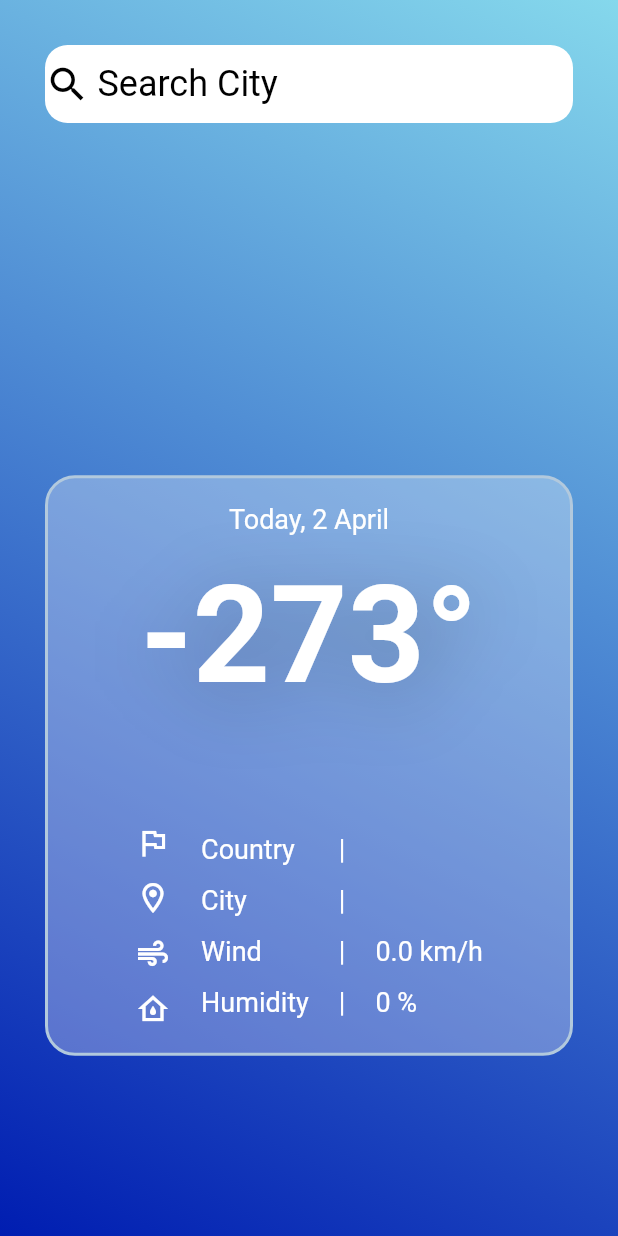
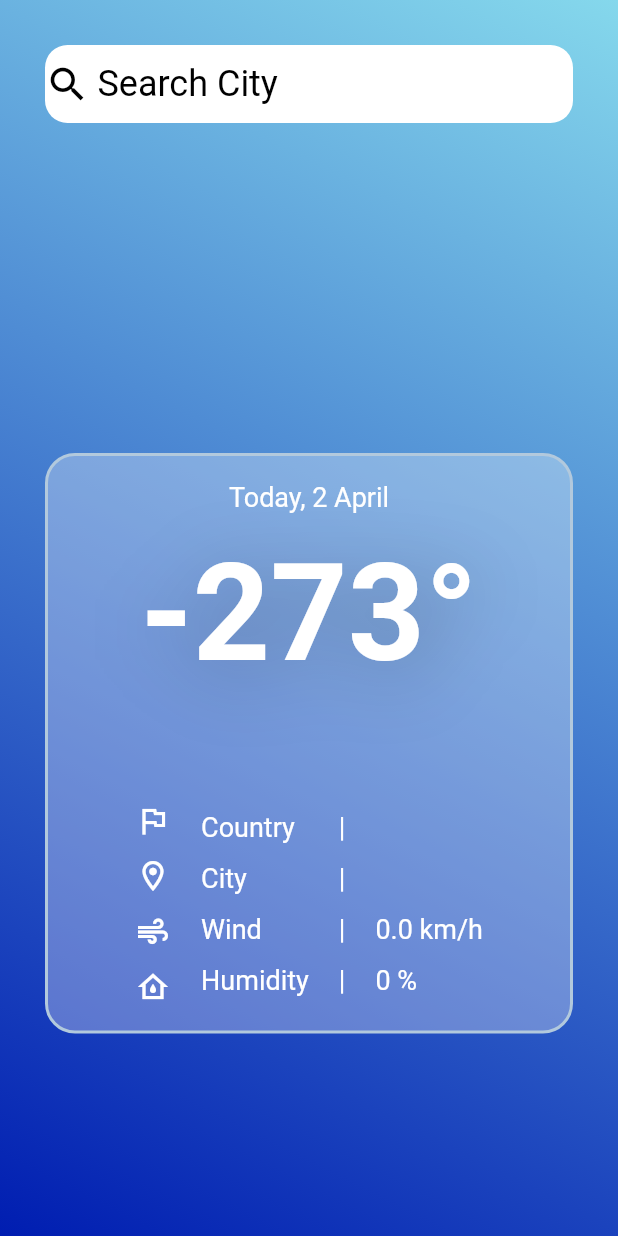
Before and after one commit to Hainam17/weather, a Flutter app: the screen it shows after launch, on a phone screen of 412 x 824 dp. Run offline on Flutter 3.47's test engine with Material 2 defaults, Android fonts, the phone set to English and light mode, and no system bars; drawn by our look-alikes of simple_shadow; our stand-ins replace geocoding, geolocator, get, lottie; network calls fail.

Commit message:
first commit

```diff
--- a/analysis_options.yaml
+++ b/analysis_options.yaml
@@ -7,7 +7,7 @@
 
 # The following line activates a set of recommended lints for Flutter apps,
 # packages, and plugins designed to encourage good coding practices.
-include: package:flutter_lints/flutter.yaml
+#include: package:flutter_lints/flutter.yaml
 
 linter:
   # The lint rules applied to this project can be customized in the
--- a/lib/weather_page.dart
+++ b/lib/weather_page.dart
@@ -6,15 +6,15 @@ import 'package:weather_app/controllers/weather_controller.dart';
 import 'package:simple_shadow/simple_shadow.dart';
 
 class WeatherPage extends StatelessWidget {
-  const WeatherPage({Key? key}) : super(key: key);
+  WeatherPage({Key? key}) : super(key: key);
+  final c = Get.put(WeatherController());
+  // final width = MediaQuery.of(context).size.width;
+  // final height = MediaQuery.of(context).size.height;
+  var day = DateFormat.d().format(DateTime.now());
+  var month = DateFormat.LLLL().format(DateTime.now());
 
   @override
   Widget build(BuildContext context) {
-    final c = Get.put(WeatherController());
-    final width = MediaQuery.of(context).size.width;
-    final height = MediaQuery.of(context).size.height;
-    var day = DateFormat.d().format(DateTime.now());
-    var month = DateFormat.LLLL().format(DateTime.now());
     TextEditingController cityText = TextEditingController();
 
     handleSearchCity() {
@@ -65,7 +65,7 @@ class WeatherPage extends StatelessWidget {
       return Center(
         child: Container(
           margin: EdgeInsets.fromLTRB(0, 30, 0, 0),
-          height: height * 0.2,
+          height: 150,
           child: SimpleShadow(
             opacity: 0.20,
             color: Colors.black,
@@ -82,7 +82,7 @@ class WeatherPage extends StatelessWidget {
                 : (c.weatherIcon.value != '' ? LottieBuilder.network(
               c.weatherIcon.value,
               fit: BoxFit.cover,
-              width: width * 0.4,
+              width: 200,
             ) : const SizedBox()),
           ),
         ),
@@ -311,7 +311,7 @@ class WeatherPage extends StatelessWidget {
     return Obx(
           () => Scaffold(
         body: Container(
-          height: height,
+          // height: height,
           decoration: BoxDecoration(
             gradient: LinearGradient(
               begin: Alignment.bottomLeft,
```
